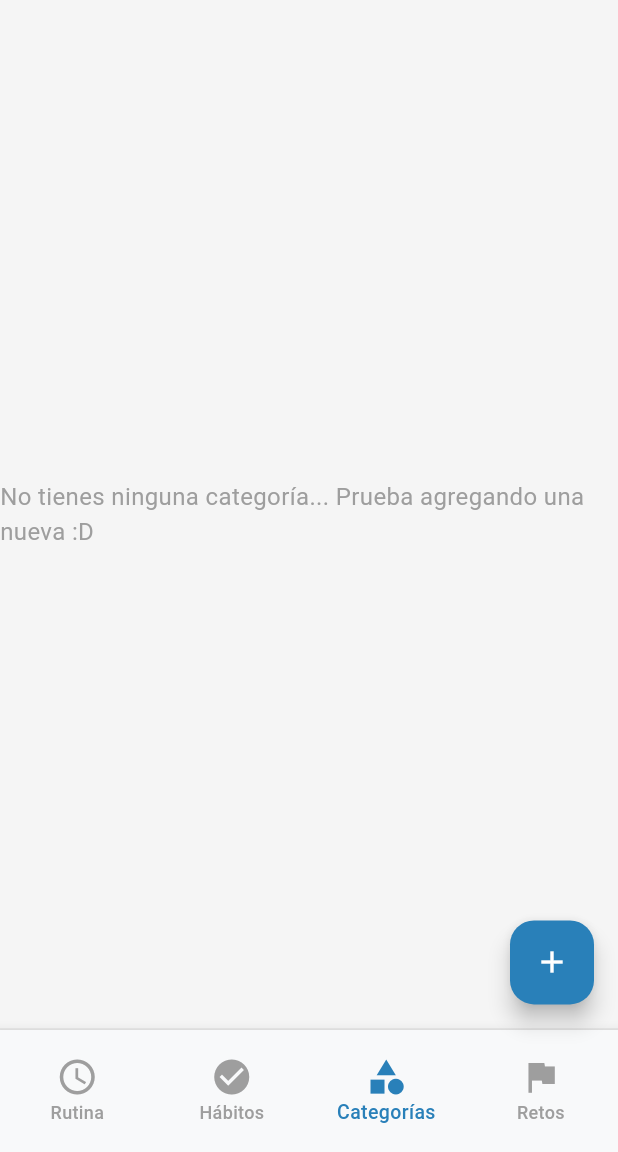
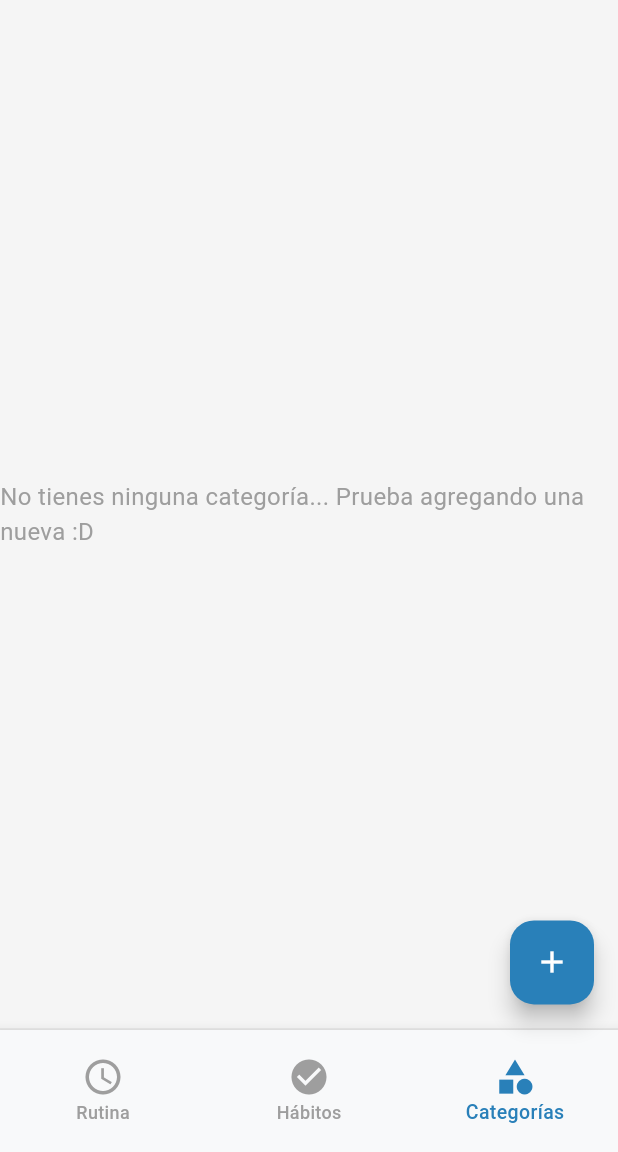
Before and after one commit to FernandoMVG/habit_app, a Flutter app: the CategoryPage screen opened directly, on a phone screen of 412 x 824 dp, the part 84-1236 px from its top. Run offline on Flutter 3.47's test engine with Material 3 defaults, Android fonts, the phone set to English and light mode, and no system bars; our stand-ins replace flutter_svg, get, hive, hive_flutter; accounts and stored records are empty.

Commit message:
fix: some small changes

```diff
--- a/lib/UI/pages/habits_pages/create_habits_quantity.dart
+++ b/lib/UI/pages/habits_pages/create_habits_quantity.dart
@@ -221,8 +221,7 @@ class _QuantityHabitPageState extends State<QuantityHabitPage> {
           : null,
     );
     habitController.setUnit(
-      selectedQuantificationType != 'Sin especificar' &&
-              unitController.text.isNotEmpty
+      unitController.text.isNotEmpty
           ? unitController.text
           : null,
     );
--- a/lib/UI/widgets/home_page/navigation_bar.dart
+++ b/lib/UI/widgets/home_page/navigation_bar.dart
@@ -77,10 +77,6 @@ class CustomBottomNavigationBar extends StatelessWidget {
             icon: Icon(Icons.category, size: 28),
             label: 'Categorías',
           ),
-          BottomNavigationBarItem(
-            icon: Icon(Icons.flag, size: 28),
-            label: 'Retos',
-          ),
         ],
         selectedLabelStyle: navBarTextStyle.copyWith(
           fontSize: 13,
```
Also changed, not shown: lib/UI/controller/habit_controller.dart (+0 -12 lines).
